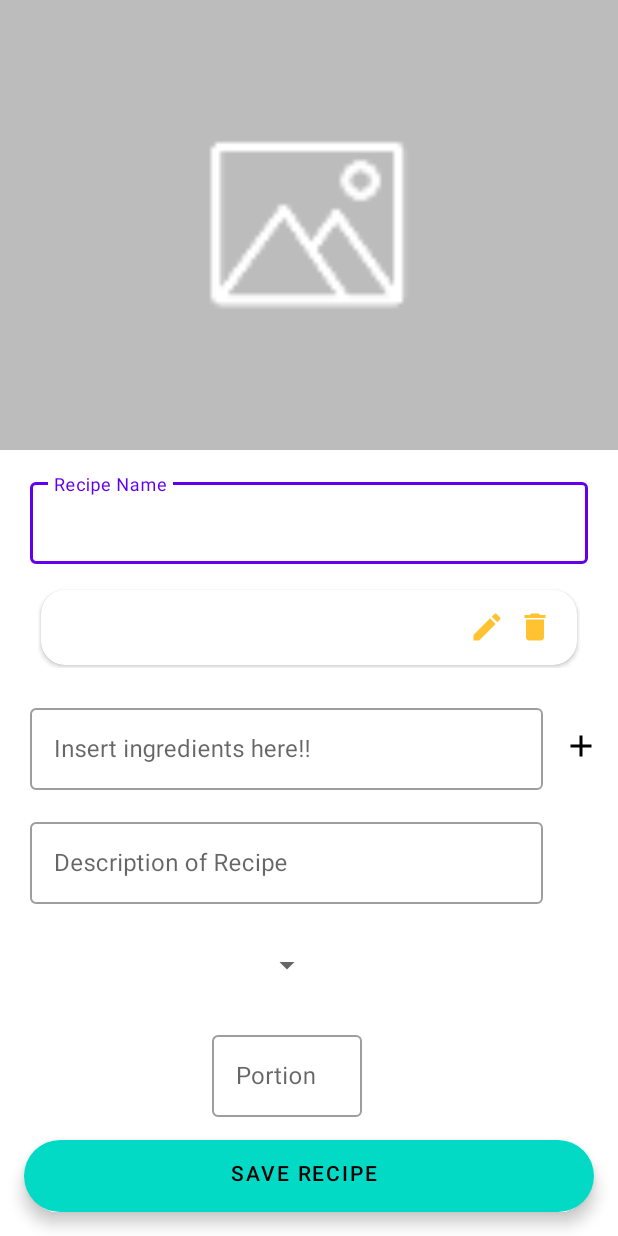
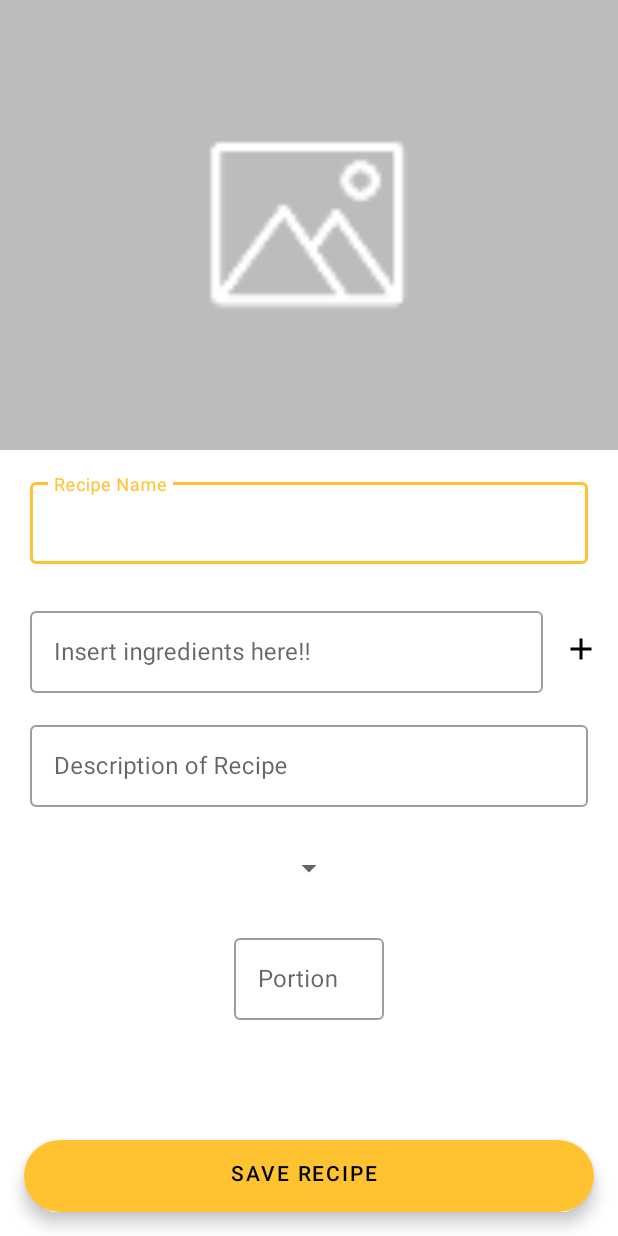
Before and after one commit to LucasMelll0/MyCookBook-With-Kotlin, an Android app: the FormularioReceitaActivity screen opened directly, with no data from a screen before it, after a tap on an icon or button, on a phone screen of 412 x 824 dp. Run offline under Robolectric (Android 15) with nearby library versions, the phone set to English and light mode, and no system bars.

Commit message:
Adicionado as funções do ListaDeIngredientesFormularioAdapter.kt
Adicionado as cores do MyCookBook ao tema do aplicativo(apenas modo claro).

```diff
--- a/app/src/main/AndroidManifest.xml
+++ b/app/src/main/AndroidManifest.xml
@@ -18,7 +18,7 @@
             android:name=".ui.activity.DetalhesReceitaActivity"
             android:exported="false" />
         <activity
-            android:name=".FormularioReceitaActivity"
+            android:name=".ui.activity.FormularioReceitaActivity"
             android:exported="false" />
         <activity
             android:name=".ui.activity.ListaDeReceitasActivity"
--- a/app/src/main/java/com/example/mycookbook/database/converter/Converters.kt
+++ b/app/src/main/java/com/example/mycookbook/database/converter/Converters.kt
@@ -7,11 +7,11 @@ import com.google.gson.reflect.TypeToken
 class Converters(){
 
     @TypeConverter
-    fun fromString(value: String) : ArrayList<String>{
-        val listType = object : TypeToken<ArrayList<String>>(){}.type
+    fun fromString(value: String) : List<String>{
+        val listType = object : TypeToken<List<String>>(){}.type
         return Gson().fromJson(value, listType)
     }
 
     @TypeConverter
-    fun fromArrayList(list: ArrayList<String>) : String = Gson().toJson(list)
+    fun fromArrayList(list: List<String>) : String = Gson().toJson(list)
 }
--- a/app/src/main/java/com/example/mycookbook/model/Receita.kt
+++ b/app/src/main/java/com/example/mycookbook/model/Receita.kt
@@ -13,7 +13,7 @@ data class Receita(
     @PrimaryKey
     val id : String = UUID.randomUUID().toString(),
     val nome: String,
-    val ingredientes: ArrayList<String>,
+    val ingredientes: List<String>,
     val descricao: String,
     val categoria: String,
     val porcao: Int
--- a/app/src/main/java/com/example/mycookbook/FormularioReceitaActivity.kt
+++ b/app/src/main/java/com/example/mycookbook/ui/activity/FormularioReceitaActivity.kt
@@ -1,20 +1,16 @@
-package com.example.mycookbook
+package com.example.mycookbook.ui.activity
 
 import android.content.ContentValues.TAG
 import android.os.Bundle
 import android.util.Log
 import androidx.appcompat.app.AppCompatActivity
-import androidx.lifecycle.Lifecycle
 import androidx.lifecycle.lifecycleScope
-import androidx.lifecycle.repeatOnLifecycle
 import androidx.recyclerview.widget.LinearLayoutManager
 import com.example.mycookbook.database.AppDataBase
 import com.example.mycookbook.databinding.ActivityFormularioReceitaBinding
 import com.example.mycookbook.model.Receita
 import com.example.mycookbook.repository.ReceitaRepository
 import com.example.mycookbook.ui.recyclerview.adapter.ListaDeIngredientesFormularioAdapter
-import kotlinx.coroutines.flow.MutableStateFlow
-import kotlinx.coroutines.flow.collect
 import kotlinx.coroutines.launch
 
 class FormularioReceitaActivity : AppCompatActivity() {
@@ -26,7 +22,7 @@ class FormularioReceitaActivity : AppCompatActivity() {
     private val campoDescricao by lazy { binding.edittextDescricaoReceita }
     private val campoPorcao by lazy { binding.edittextPorcaoReceita }
     private val fabSalva by lazy { binding.fabSalvaReceita }
-    private val ingredientes by lazy { mutableListOf<String?>() }
+    private val ingredientes by lazy { mutableListOf<String>() }
     private val adapterIngredientes by lazy {
         ListaDeIngredientesFormularioAdapter(
             this,
@@ -49,6 +45,7 @@ class FormularioReceitaActivity : AppCompatActivity() {
     private fun configuraListaIngredientes() {
         binding.recyclerViewIngredientesFormulario.apply {
             adapter = adapterIngredientes
+            configuraFuncoesAdapter()
             layoutManager = LinearLayoutManager(this@FormularioReceitaActivity)
         }
 
@@ -58,19 +55,51 @@ class FormularioReceitaActivity : AppCompatActivity() {
 
     }
 
+    private fun configuraFuncoesAdapter() {
+        adapterIngredientes.apply {
+            quandoClicaEmEditar = { ingrediente ->
+                binding.edittextIngredienteReceita.setText(ingrediente)
+                ingredientes.remove(ingrediente)
+                atualiza(ingredientes)
+            }
+            quandoClicaEmDeletar = { ingrediente ->
+                ingredientes.remove(ingrediente)
+                atualiza(ingredientes)
+            }
+        }
+    }
+
     private fun configuraCampoIngredientes() {
         binding.apply {
             imagebuttonAdicionarIngrediente.setOnClickListener {
-                val ingrediente = campoIngrediente.text.toString()
+                retornaIngredienteSeForValido()?.let { ingrediente ->
                     ingredientes.add(ingrediente)
                     adapterIngredientes.atualiza(ingredientes)
+                    campoIngrediente.text?.clear()
                     Log.i(TAG, "configuraCampoIngredientes: $ingredientes")
                 }
+            }
+        }
+    }
+
+    private fun retornaIngredienteSeForValido() : String? {
+        return campoIngrediente.text.toString().ifBlank {
+            null
         }
     }
 
     private fun configuraFab() {
         fabSalva.setOnClickListener {
+            val receita = criaReceita()
+            lifecycleScope.launch {
+                receitaRepository.salva(receita)
+            }
+            finish()
+        }
+
+    }
+
+    private fun criaReceita(): Receita {
         val nome = campoNome.text.toString()
         val descricao = campoDescricao.text.toString()
         val porcao = if (!campoPorcao.text.isNullOrBlank()) {
@@ -81,17 +110,11 @@ class FormularioReceitaActivity : AppCompatActivity() {
 
         val receita = Receita(
             nome = nome,
-                ingredientes = ingredientes.toList() as ArrayList<String>,
+            ingredientes = ingredientes.toList(),
             descricao = descricao,
             categoria = "teste",
             porcao = porcao
         )
-
-            lifecycleScope.launch {
-                receitaRepository.salva(receita)
-            }
-            finish()
-        }
-
+        return receita
     }
 }
--- a/app/src/main/java/com/example/mycookbook/ui/activity/ListaDeReceitasActivity.kt
+++ b/app/src/main/java/com/example/mycookbook/ui/activity/ListaDeReceitasActivity.kt
@@ -8,7 +8,6 @@ import androidx.lifecycle.lifecycleScope
 import androidx.lifecycle.repeatOnLifecycle
 import androidx.recyclerview.widget.LinearLayoutManager
 import com.example.mycookbook.CHAVE_RECEITA_ID
-import com.example.mycookbook.FormularioReceitaActivity
 import com.example.mycookbook.database.AppDataBase
 import com.example.mycookbook.databinding.ActivityListaDeReceitasBinding
 import com.example.mycookbook.repository.ReceitaRepository
--- a/app/src/main/java/com/example/mycookbook/ui/recyclerview/adapter/ListaDeIngredientesFormularioAdapter.kt
+++ b/app/src/main/java/com/example/mycookbook/ui/recyclerview/adapter/ListaDeIngredientesFormularioAdapter.kt
@@ -9,19 +9,37 @@ import com.example.mycookbook.databinding.IngredienteItemFormularioBinding
 
 class ListaDeIngredientesFormularioAdapter(
     val context : Context,
-    ingredientes : List<String?> = emptyList()
+    ingredientes : List<String> = emptyList(),
+    var quandoClicaEmEditar : (position: String) -> Unit = {},
+    var quandoClicaEmDeletar :(ingrediente: String) -> Unit = {}
 ) :
     RecyclerView.Adapter<ListaDeIngredientesFormularioAdapter.ViewHolderIngredientesFormulario>() {
 
     var listaDeIngredientes = ingredientes.toMutableList()
 
-    class ViewHolderIngredientesFormulario
+    inner class ViewHolderIngredientesFormulario
         (val binding : IngredienteItemFormularioBinding)
         : RecyclerView.ViewHolder(binding.root) {
 
-            fun vincula(ingrediente : String?){
-                ingrediente?.let {
-                    binding.textviewNomeIngredienteItemFormulario. text = ingrediente
+        private lateinit var ingrediente : String
+
+        init {
+            binding.apply {
+                imageviewEditIngredienteItemFormulario
+                    .setOnClickListener {
+                        quandoClicaEmEditar(ingrediente)
+                    }
+                imageviewDeleteIngredienteTemFormulario
+                    .setOnClickListener {
+                        quandoClicaEmDeletar(ingrediente)
+                    }
+            }
+        }
+
+            fun vincula(ingrediente : String){
+                this.ingrediente = ingrediente
+                ingrediente.let {
+                    binding.textviewNomeIngredienteItemFormulario. text = it
                 }
             }
 
@@ -42,7 +60,8 @@ class ListaDeIngredientesFormularioAdapter(
     }
 
     override fun getItemCount(): Int = listaDeIngredientes.size
-    fun atualiza(ingredientes: List<String?>) {
+
+    fun atualiza(ingredientes: List<String>) {
         listaDeIngredientes.clear()
         listaDeIngredientes.addAll(ingredientes)
         notifyDataSetChanged()
--- a/app/src/main/res/layout/activity_formulario_receita.xml
+++ b/app/src/main/res/layout/activity_formulario_receita.xml
@@ -4,7 +4,7 @@
     xmlns:tools="http://schemas.android.com/tools"
     android:layout_width="match_parent"
     android:layout_height="match_parent"
-    tools:context=".FormularioReceitaActivity">
+    tools:context=".ui.activity.FormularioReceitaActivity">
 
     <com.google.android.material.appbar.AppBarLayout
         android:id="@+id/appbar_formulario_receita"
@@ -117,8 +117,8 @@
                 android:layout_width="0dp"
                 android:layout_height="60dp"
                 android:layout_marginTop="16dp"
-                app:layout_constraintEnd_toEndOf="@id/inputlayout_ingredientes_formulario"
-                app:layout_constraintStart_toStartOf="@id/inputlayout_ingredientes_formulario"
+                app:layout_constraintEnd_toEndOf="@id/inputlayout_nome_formulario"
+                app:layout_constraintStart_toStartOf="@id/inputlayout_nome_formulario"
                 app:layout_constraintTop_toBottomOf="@id/inputlayout_ingredientes_formulario">
 
                 <com.google.android.material.textfield.TextInputEditText
--- a/app/src/main/res/values-night/themes.xml
+++ b/app/src/main/res/values-night/themes.xml
@@ -1,13 +1,13 @@
 <resources xmlns:tools="http://schemas.android.com/tools">
     <!-- Base application theme. -->
-    <style name="Theme.MyCookBook" parent="Theme.MaterialComponents.DayNight.NoActionBar">
+    <style name="Theme.MyCookBook" parent="Theme.MaterialComponents.Light.NoActionBar">
         <!-- Primary brand color. -->
-        <item name="colorPrimary">@color/purple_200</item>
-        <item name="colorPrimaryVariant">@color/purple_700</item>
-        <item name="colorOnPrimary">@color/black</item>
+        <item name="colorPrimary">@color/yellow</item>
+        <item name="colorPrimaryVariant">@color/yellow</item>
+        <item name="colorOnPrimary">@color/white</item>
         <!-- Secondary brand color. -->
-        <item name="colorSecondary">@color/teal_200</item>
-        <item name="colorSecondaryVariant">@color/teal_200</item>
+        <item name="colorSecondary">@color/yellow</item>
+        <item name="colorSecondaryVariant">@color/lightpink</item>
         <item name="colorOnSecondary">@color/black</item>
         <!-- Status bar color. -->
         <item name="android:statusBarColor" tools:targetApi="l">?attr/colorPrimaryVariant</item>
--- a/app/src/main/res/values/themes.xml
+++ b/app/src/main/res/values/themes.xml
@@ -1,13 +1,13 @@
 <resources xmlns:tools="http://schemas.android.com/tools">
     <!-- Base application theme. -->
-    <style name="Theme.MyCookBook" parent="Theme.MaterialComponents.DayNight.NoActionBar">
+    <style name="Theme.MyCookBook" parent="Theme.MaterialComponents.Light.NoActionBar">
         <!-- Primary brand color. -->
-        <item name="colorPrimary">@color/purple_500</item>
-        <item name="colorPrimaryVariant">@color/purple_700</item>
+        <item name="colorPrimary">@color/yellow</item>
+        <item name="colorPrimaryVariant">@color/yellow</item>
         <item name="colorOnPrimary">@color/white</item>
         <!-- Secondary brand color. -->
-        <item name="colorSecondary">@color/teal_200</item>
-        <item name="colorSecondaryVariant">@color/teal_700</item>
+        <item name="colorSecondary">@color/yellow</item>
+        <item name="colorSecondaryVariant">@color/lightpink</item>
         <item name="colorOnSecondary">@color/black</item>
         <!-- Status bar color. -->
         <item name="android:statusBarColor" tools:targetApi="l">?attr/colorPrimaryVariant</item>
```
Also changed, not shown: app/src/main/res/layout/activity_detalhes_receita.xml (+4 -3 lines), app/src/main/res/values/colors.xml (+7 -1 lines). Lines whose indentation alone changed are shown as unchanged.
